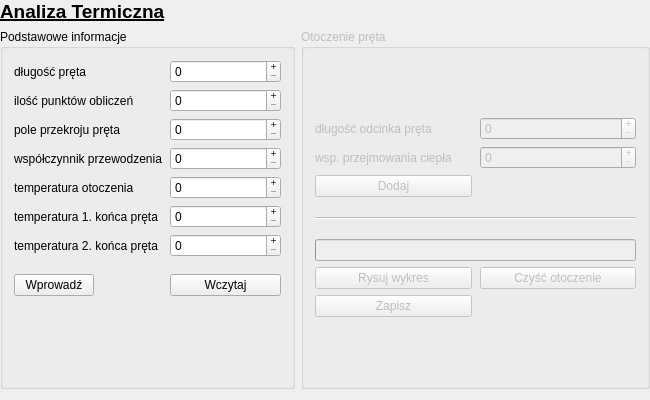
Above: mainwindow.ui from K4rBie/one-dimensional-heat-distribution before the change. Below: the same form after it.
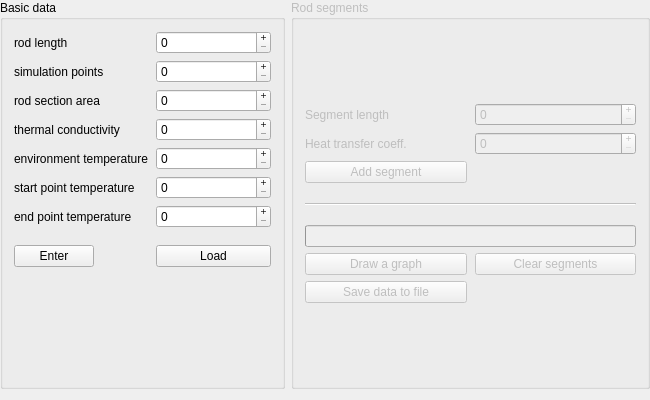
That is the form after the change.

Commit message: Translated UI to english

Diff of the .ui file:
```diff
--- a/mainwindow.ui
+++ b/mainwindow.ui
@@ -54,257 +54,7 @@
     <property name="rightMargin">
      <number>0</number>
     </property>
-    <item row="0" column="0" colspan="2">
-     <widget class="QLabel" name="AnalizaTerm">
-      <property name="sizePolicy">
-       <sizepolicy hsizetype="Expanding" vsizetype="Expanding">
-        <horstretch>0</horstretch>
-        <verstretch>0</verstretch>
-       </sizepolicy>
-      </property>
-      <property name="palette">
-       <palette>
-        <active>
-         <colorrole role="Text">
-          <brush brushstyle="SolidPattern">
-           <color alpha="255">
-            <red>85</red>
-            <green>0</green>
-            <blue>255</blue>
-           </color>
-          </brush>
-         </colorrole>
-         <colorrole role="PlaceholderText">
-          <brush brushstyle="NoBrush">
-           <color alpha="128">
-            <red>85</red>
-            <green>0</green>
-            <blue>255</blue>
-           </color>
-          </brush>
-         </colorrole>
-        </active>
-        <inactive>
-         <colorrole role="Text">
-          <brush brushstyle="SolidPattern">
-           <color alpha="255">
-            <red>85</red>
-            <green>0</green>
-            <blue>255</blue>
-           </color>
-          </brush>
-         </colorrole>
-         <colorrole role="PlaceholderText">
-          <brush brushstyle="NoBrush">
-           <color alpha="128">
-            <red>85</red>
-            <green>0</green>
-            <blue>255</blue>
-           </color>
-          </brush>
-         </colorrole>
-        </inactive>
-        <disabled>
-         <colorrole role="Text">
-          <brush brushstyle="SolidPattern">
-           <color alpha="255">
-            <red>120</red>
-            <green>120</green>
-            <blue>120</blue>
-           </color>
-          </brush>
-         </colorrole>
-         <colorrole role="PlaceholderText">
-          <brush brushstyle="NoBrush">
-           <color alpha="128">
-            <red>85</red>
-            <green>0</green>
-            <blue>255</blue>
-           </color>
-          </brush>
-         </colorrole>
-        </disabled>
-       </palette>
-      </property>
-      <property name="font">
-       <font>
-        <family>Liberation Sans</family>
-        <pointsize>14</pointsize>
-        <weight>75</weight>
-        <bold>true</bold>
-        <underline>true</underline>
-       </font>
-      </property>
-      <property name="text">
-       <string>Analiza Termiczna</string>
-      </property>
-     </widget>
-    </item>
-    <item row="1" column="1">
-     <widget class="QGroupBox" name="Podzial">
-      <property name="enabled">
-       <bool>false</bool>
-      </property>
-      <property name="sizePolicy">
-       <sizepolicy hsizetype="Preferred" vsizetype="Preferred">
-        <horstretch>0</horstretch>
-        <verstretch>0</verstretch>
-       </sizepolicy>
-      </property>
-      <property name="minimumSize">
-       <size>
-        <width>50</width>
-        <height>300</height>
-       </size>
-      </property>
-      <property name="title">
-       <string>Otoczenie pręta</string>
-      </property>
-      <property name="flat">
-       <bool>false</bool>
-      </property>
-      <layout class="QVBoxLayout" name="verticalLayout_2">
-       <item>
-        <layout class="QGridLayout" name="gridLayout_2" rowstretch="0,0,0,0,0,0,0" columnstretch="1,1">
-         <property name="sizeConstraint">
-          <enum>QLayout::SetMinAndMaxSize</enum>
-         </property>
-         <property name="horizontalSpacing">
-          <number>8</number>
-         </property>
-         <property name="verticalSpacing">
-          <number>6</number>
-         </property>
-         <item row="5" column="1">
-          <widget class="QPushButton" name="czyscbut">
-           <property name="toolTip">
-            <string>&lt;html&gt;&lt;head/&gt;&lt;body&gt;&lt;p&gt;Pozwala na ponowne wprowadzenie otoczenia.&lt;/p&gt;&lt;p&gt;Każda zmiana danych w pierwszej części wymaga ponownego wprowadenia otoczenia.&lt;/p&gt;&lt;p&gt;Tip: jeśli program crashuje, to znaczy, że trzeba częściej używać tego przycisku.&lt;/p&gt;&lt;/body&gt;&lt;/html&gt;</string>
-           </property>
-           <property name="text">
-            <string>Czyść otoczenie</string>
-           </property>
-          </widget>
-         </item>
-         <item row="5" column="0">
-          <widget class="QPushButton" name="wprowotbut">
-           <property name="text">
-            <string>Rysuj wykres</string>
-           </property>
-          </widget>
-         </item>
-         <item row="2" column="0">
-          <widget class="QPushButton" name="dodajbut">
-           <property name="toolTip">
-            <string>&lt;html&gt;&lt;head/&gt;&lt;body&gt;&lt;p&gt;Każdą zmianę w tej części danych należy potwierdzić klikając &amp;quot;Dodaj&amp;quot;.&lt;/p&gt;&lt;p&gt;Tip: podanie większej długości odcinka, niż pozostała zostanie zinterpretowane jako wykorzystanie całej nieopisanej jeszcze długości.&lt;/p&gt;&lt;/body&gt;&lt;/html&gt;</string>
-           </property>
-           <property name="text">
-            <string>Dodaj</string>
-           </property>
-          </widget>
-         </item>
-         <item row="1" column="0">
-          <widget class="QLabel" name="alfalab">
-           <property name="toolTip">
-            <string>&lt;html&gt;&lt;head/&gt;&lt;body&gt;&lt;p&gt;Współczynnik przejmowania ciepła materiału, z którym styka się pręt na sprecyzowanej powyżej długości [W/(m&lt;span style=&quot; vertical-align:super;&quot;&gt;2&lt;/span&gt;*K)]&lt;/p&gt;&lt;/body&gt;&lt;/html&gt;</string>
-           </property>
-           <property name="text">
-            <string>wsp. przejmowania ciepła</string>
-           </property>
-          </widget>
-         </item>
-         <item row="4" column="0" colspan="2">
-          <widget class="QProgressBar" name="odcinekbar">
-           <property name="value">
-            <number>0</number>
-           </property>
-           <property name="textVisible">
-            <bool>false</bool>
-           </property>
-           <property name="format">
-            <string/>
-           </property>
-          </widget>
-         </item>
-         <item row="0" column="1">
-          <widget class="QDoubleSpinBox" name="lodc">
-           <property name="buttonSymbols">
-            <enum>QAbstractSpinBox::PlusMinus</enum>
-           </property>
-           <property name="specialValueText">
-            <string>0</string>
-           </property>
-           <property name="decimals">
-            <number>3</number>
-           </property>
-           <property name="singleStep">
-            <double>0.500000000000000</double>
-           </property>
-          </widget>
-         </item>
-         <item row="1" column="1">
-          <widget class="QDoubleSpinBox" name="alfa">
-           <property name="buttonSymbols">
-            <enum>QAbstractSpinBox::PlusMinus</enum>
-           </property>
-           <property name="specialValueText">
-            <string>0</string>
-           </property>
-           <property name="decimals">
-            <number>8</number>
-           </property>
-           <property name="maximum">
-            <double>1000.000000000000000</double>
-           </property>
-           <property name="singleStep">
-            <double>10.000000000000000</double>
-           </property>
-          </widget>
-         </item>
-         <item row="0" column="0">
-          <widget class="QLabel" name="lodclab">
-           <property name="toolTip">
-            <string>Długość odcinka pręta, która styka się z materiałem o sprecyzowanym poniżej współczynniku przejmowania ciepła [m].</string>
-           </property>
-           <property name="text">
-            <string>długość odcinka pręta</string>
-           </property>
-          </widget>
-         </item>
-         <item row="3" column="0" colspan="2">
-          <widget class="Line" name="line">
-           <property name="minimumSize">
-            <size>
-             <width>0</width>
-             <height>30</height>
-            </size>
-           </property>
-           <property name="frameShadow">
-            <enum>QFrame::Sunken</enum>
-           </property>
-           <property name="lineWidth">
-            <number>1</number>
-           </property>
-           <property name="orientation">
-            <enum>Qt::Horizontal</enum>
-           </property>
-          </widget>
-         </item>
-         <item row="6" column="0">
-          <widget class="QPushButton" name="doplikubut">
-           <property name="toolTip">
-            <string>Zapisz dane do pliku.</string>
-           </property>
-           <property name="text">
-            <string>Zapisz</string>
-           </property>
-          </widget>
-         </item>
-        </layout>
-       </item>
-      </layout>
-     </widget>
-    </item>
-    <item row="1" column="0">
+    <item row="0" column="0">
      <widget class="QGroupBox" name="PodstDane">
       <property name="sizePolicy">
        <sizepolicy hsizetype="Preferred" vsizetype="Preferred">
@@ -325,7 +75,7 @@
        </size>
       </property>
       <property name="title">
-       <string>Podstawowe informacje</string>
+       <string>Basic data</string>
       </property>
       <property name="flat">
        <bool>false</bool>
@@ -371,11 +121,11 @@
            <property name="accessibleDescription">
             <string/>
            </property>
-           <property name="text">
-            <string>długość pręta</string>
+           <property name="locale">
+            <locale language="English" country="UnitedStates"/>
            </property>
-           <property name="buddy">
-            <cstring></cstring>
+           <property name="text">
+            <string>rod length</string>
            </property>
           </widget>
          </item>
@@ -412,7 +162,7 @@
             <string/>
            </property>
            <property name="decimals">
-            <number>8</number>
+            <number>4</number>
            </property>
            <property name="maximum">
             <double>1000.000000000000000</double>
@@ -428,7 +178,7 @@
             <string>Ilość punktów, w których dokonuje się obliczeń temperatury. Więcej punktów to większa dokładność wyników.</string>
            </property>
            <property name="text">
-            <string>ilość punktów obliczeń</string>
+            <string>simulation points</string>
            </property>
           </widget>
          </item>
@@ -460,7 +210,7 @@
             <string>&lt;html&gt;&lt;head/&gt;&lt;body&gt;&lt;p&gt;[m&lt;span style=&quot; vertical-align:super;&quot;&gt;2&lt;/span&gt;]&lt;/p&gt;&lt;/body&gt;&lt;/html&gt;</string>
            </property>
            <property name="text">
-            <string>pole przekroju pręta</string>
+            <string>rod section area</string>
            </property>
           </widget>
          </item>
@@ -473,7 +223,7 @@
             <string>0</string>
            </property>
            <property name="decimals">
-            <number>8</number>
+            <number>4</number>
            </property>
            <property name="maximum">
             <double>1000.000000000000000</double>
@@ -489,7 +239,7 @@
             <string>Współczynnik przewodzenia ciepła (przewodność cieplna właściwa) materiału, z którego wykonany jest pręt [W/(m*K)]</string>
            </property>
            <property name="text">
-            <string>współczynnik przewodzenia</string>
+            <string>thermal conductivity</string>
            </property>
           </widget>
          </item>
@@ -502,7 +252,7 @@
             <string>0</string>
            </property>
            <property name="decimals">
-            <number>8</number>
+            <number>4</number>
            </property>
            <property name="maximum">
             <double>1000.000000000000000</double>
@@ -518,7 +268,7 @@
             <string>[K]</string>
            </property>
            <property name="text">
-            <string>temperatura otoczenia</string>
+            <string>environment temperature</string>
            </property>
           </widget>
          </item>
@@ -531,7 +281,7 @@
             <string>0</string>
            </property>
            <property name="decimals">
-            <number>8</number>
+            <number>4</number>
            </property>
            <property name="maximum">
             <double>1000.000000000000000</double>
@@ -547,7 +297,7 @@
             <string>[K]</string>
            </property>
            <property name="text">
-            <string>temperatura 1. końca pręta</string>
+            <string>start point temperature</string>
            </property>
           </widget>
          </item>
@@ -560,7 +310,7 @@
             <string>0</string>
            </property>
            <property name="decimals">
-            <number>8</number>
+            <number>4</number>
            </property>
            <property name="maximum">
             <double>1000.000000000000000</double>
@@ -576,7 +326,7 @@
             <string>[K]</string>
            </property>
            <property name="text">
-            <string>temperatura 2. końca pręta</string>
+            <string>end point temperature</string>
            </property>
           </widget>
          </item>
@@ -589,7 +339,7 @@
             <string>0</string>
            </property>
            <property name="decimals">
-            <number>8</number>
+            <number>4</number>
            </property>
            <property name="maximum">
             <double>1000.000000000000000</double>
@@ -618,7 +368,7 @@
             <string>Każdą zmianę w tej części danych należy potwierdzić klikając &quot;Wprowadź&quot;.</string>
            </property>
            <property name="text">
-            <string>Wprowadź</string>
+            <string>Enter</string>
            </property>
           </widget>
          </item>
@@ -628,7 +378,7 @@
             <string>Pobierz dane z pliku.</string>
            </property>
            <property name="text">
-            <string>Wczytaj</string>
+            <string>Load</string>
            </property>
           </widget>
          </item>
@@ -654,6 +404,170 @@
       </layout>
      </widget>
     </item>
+    <item row="0" column="1">
+     <widget class="QGroupBox" name="Podzial">
+      <property name="enabled">
+       <bool>false</bool>
+      </property>
+      <property name="sizePolicy">
+       <sizepolicy hsizetype="Preferred" vsizetype="Preferred">
+        <horstretch>0</horstretch>
+        <verstretch>0</verstretch>
+       </sizepolicy>
+      </property>
+      <property name="minimumSize">
+       <size>
+        <width>50</width>
+        <height>300</height>
+       </size>
+      </property>
+      <property name="title">
+       <string>Rod segments</string>
+      </property>
+      <property name="flat">
+       <bool>false</bool>
+      </property>
+      <layout class="QVBoxLayout" name="verticalLayout_2">
+       <item>
+        <layout class="QGridLayout" name="gridLayout_2" rowstretch="0,0,0,0,0,0,0" columnstretch="1,1">
+         <property name="sizeConstraint">
+          <enum>QLayout::SetMinAndMaxSize</enum>
+         </property>
+         <property name="horizontalSpacing">
+          <number>8</number>
+         </property>
+         <property name="verticalSpacing">
+          <number>6</number>
+         </property>
+         <item row="5" column="1">
+          <widget class="QPushButton" name="czyscbut">
+           <property name="toolTip">
+            <string>&lt;html&gt;&lt;head/&gt;&lt;body&gt;&lt;p&gt;Pozwala na ponowne wprowadzenie otoczenia.&lt;/p&gt;&lt;p&gt;Każda zmiana danych w pierwszej części wymaga ponownego wprowadenia otoczenia.&lt;/p&gt;&lt;p&gt;Tip: jeśli program crashuje, to znaczy, że trzeba częściej używać tego przycisku.&lt;/p&gt;&lt;/body&gt;&lt;/html&gt;</string>
+           </property>
+           <property name="text">
+            <string>Clear segments</string>
+           </property>
+          </widget>
+         </item>
+         <item row="5" column="0">
+          <widget class="QPushButton" name="wprowotbut">
+           <property name="text">
+            <string>Draw a graph</string>
+           </property>
+          </widget>
+         </item>
+         <item row="2" column="0">
+          <widget class="QPushButton" name="dodajbut">
+           <property name="toolTip">
+            <string>&lt;html&gt;&lt;head/&gt;&lt;body&gt;&lt;p&gt;Każdą zmianę w tej części danych należy potwierdzić klikając &amp;quot;Dodaj&amp;quot;.&lt;/p&gt;&lt;p&gt;Tip: podanie większej długości odcinka, niż pozostała zostanie zinterpretowane jako wykorzystanie całej nieopisanej jeszcze długości.&lt;/p&gt;&lt;/body&gt;&lt;/html&gt;</string>
+           </property>
+           <property name="text">
+            <string>Add segment</string>
+           </property>
+          </widget>
+         </item>
+         <item row="1" column="0">
+          <widget class="QLabel" name="alfalab">
+           <property name="toolTip">
+            <string/>
+           </property>
+           <property name="text">
+            <string>Heat transfer coeff.</string>
+           </property>
+          </widget>
+         </item>
+         <item row="4" column="0" colspan="2">
+          <widget class="QProgressBar" name="odcinekbar">
+           <property name="value">
+            <number>0</number>
+           </property>
+           <property name="textVisible">
+            <bool>false</bool>
+           </property>
+           <property name="format">
+            <string/>
+           </property>
+          </widget>
+         </item>
+         <item row="0" column="1">
+          <widget class="QDoubleSpinBox" name="lodc">
+           <property name="buttonSymbols">
+            <enum>QAbstractSpinBox::PlusMinus</enum>
+           </property>
+           <property name="specialValueText">
+            <string>0</string>
+           </property>
+           <property name="decimals">
+            <number>3</number>
+           </property>
+           <property name="singleStep">
+            <double>0.500000000000000</double>
+           </property>
+          </widget>
+         </item>
+         <item row="1" column="1">
+          <widget class="QDoubleSpinBox" name="alfa">
+           <property name="buttonSymbols">
+            <enum>QAbstractSpinBox::PlusMinus</enum>
+           </property>
+           <property name="specialValueText">
+            <string>0</string>
+           </property>
+           <property name="decimals">
+            <number>8</number>
+           </property>
+           <property name="maximum">
+            <double>1000.000000000000000</double>
+           </property>
+           <property name="singleStep">
+            <double>10.000000000000000</double>
+           </property>
+          </widget>
+         </item>
+         <item row="0" column="0">
+          <widget class="QLabel" name="lodclab">
+           <property name="toolTip">
+            <string>Długość odcinka pręta, która styka się z materiałem o sprecyzowanym poniżej współczynniku przejmowania ciepła [m].</string>
+           </property>
+           <property name="text">
+            <string>Segment length</string>
+           </property>
+          </widget>
+         </item>
+         <item row="3" column="0" colspan="2">
+          <widget class="Line" name="line">
+           <property name="minimumSize">
+            <size>
+             <width>0</width>
+             <height>30</height>
+            </size>
+           </property>
+           <property name="frameShadow">
+            <enum>QFrame::Sunken</enum>
+           </property>
+           <property name="lineWidth">
+            <number>1</number>
+           </property>
+           <property name="orientation">
+            <enum>Qt::Horizontal</enum>
+           </property>
+          </widget>
+         </item>
+         <item row="6" column="0">
+          <widget class="QPushButton" name="doplikubut">
+           <property name="toolTip">
+            <string>Zapisz dane do pliku.</string>
+           </property>
+           <property name="text">
+            <string>Save data to file</string>
+           </property>
+          </widget>
+         </item>
+        </layout>
+       </item>
+      </layout>
+     </widget>
+    </item>
    </layout>
   </widget>
  </widget>
```
Left out of the diff: 32 changed lines with no effect on the pictures. The commit also changes 3 other files.
